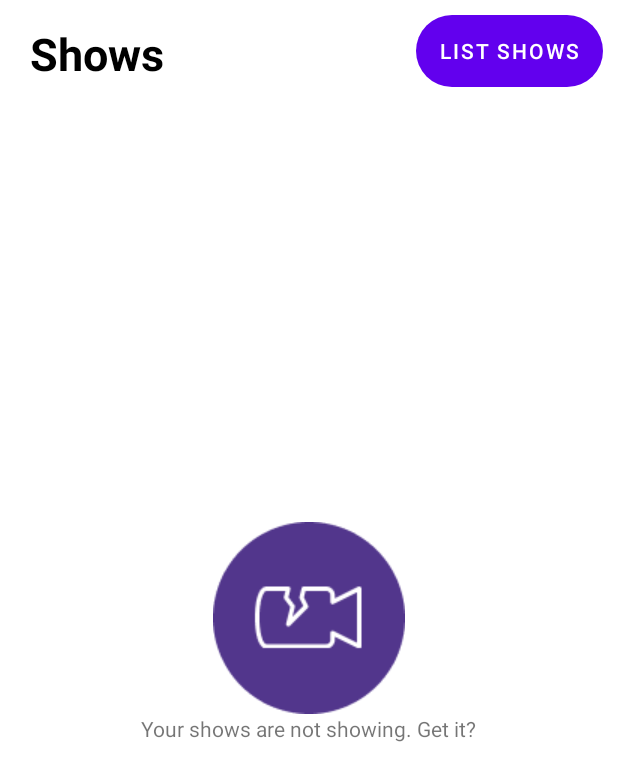
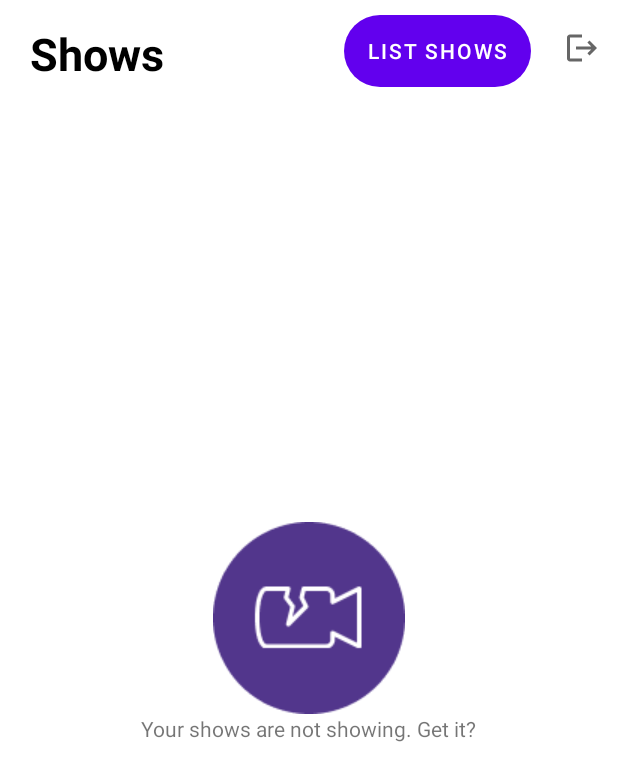
Before and after one commit to ivonamitovska/infinum-academy-shows-app-ivonamitovska, an Android app: the layout fragment_shows.xml on its own in the app's theme, with its tools: preview values and no code run, on a phone screen of 412 x 824 dp. Shown: the top 781 px of the screen. Run offline under Robolectric (Android 15) with nearby library versions, the phone set to English and light mode, and no system bars.

Commit message:
pushing assignment4

```diff
--- /dev/null
+++ b/app/src/main/res/drawable/log_out.xml
@@ -0,0 +1,11 @@
+<vector xmlns:android="http://schemas.android.com/apk/res/android"
+    android:width="24dp"
+    android:height="24dp"
+    android:viewportWidth="24"
+    android:viewportHeight="24"
+    android:tint="?attr/colorControlNormal"
+    android:autoMirrored="true">
+  <path
+      android:fillColor="@android:color/black"
+      android:pathData="M17,7l-1.41,1.41L18.17,11H8v2h10.17l-2.58,2.58L17,17l5,-5zM4,5h8V3H4c-1.1,0 -2,0.9 -2,2v14c0,1.1 0.9,2 2,2h8v-2H4V5z"/>
+</vector>
--- a/app/src/main/res/layout/activity_show_details.xml
+++ b/app/src/main/res/layout/fragment_show_details.xml
@@ -5,8 +5,7 @@
     xmlns:app="http://schemas.android.com/apk/res-auto"
     xmlns:tools="http://schemas.android.com/tools"
     android:layout_width="match_parent"
-    android:layout_height="match_parent"
-    tools:context=".ui.show_details.ShowDetailsActivity">
+    android:layout_height="match_parent">
 
     <com.google.android.material.appbar.AppBarLayout
         android:id="@+id/actionBar"
--- a/app/src/main/res/layout/activity_shows.xml
+++ b/app/src/main/res/layout/fragment_shows.xml
@@ -1,4 +1,5 @@
 <?xml version="1.0" encoding="utf-8"?>
+
 <androidx.constraintlayout.widget.ConstraintLayout
     xmlns:android="http://schemas.android.com/apk/res/android"
     xmlns:app="http://schemas.android.com/apk/res-auto"
@@ -19,6 +20,17 @@
         app:layout_constraintLeft_toLeftOf="parent"
         app:layout_constraintTop_toTopOf="parent"/>
 
+    <ImageButton
+        android:id="@+id/logOutButton"
+        android:layout_width="wrap_content"
+        android:layout_height="wrap_content"
+        android:layout_marginVertical="10dp"
+        android:contentDescription="@string/log_out_button"
+        android:backgroundTint="@color/white"
+        android:src="@drawable/log_out"
+        app:layout_constraintEnd_toEndOf="parent"
+        app:layout_constraintTop_toTopOf="parent"/>
+
     <Button
         android:id="@+id/buttonEmpty"
         android:layout_width="wrap_content"
@@ -27,7 +39,7 @@
         android:layout_marginVertical="10dp"
         android:background="@drawable/buttons_style"
         android:text="@string/list_shows"
-        app:layout_constraintRight_toRightOf="parent"
+        app:layout_constraintEnd_toStartOf="@id/logOutButton"
         app:layout_constraintTop_toTopOf="parent"/>
 
     <androidx.recyclerview.widget.RecyclerView
@@ -44,23 +56,23 @@
         android:layout_width="wrap_content"
         android:layout_height="wrap_content"
         android:text="@string/your_shows_are_not_showing_get_it"
-        app:layout_constraintTop_toBottomOf="@id/emptyImage"
+        android:visibility="visible"
+        app:layout_constraintEnd_toEndOf="parent"
         app:layout_constraintStart_toStartOf="parent"
-        app:layout_constraintEnd_toEndOf="parent"
-        android:visibility="visible"/>
+        app:layout_constraintTop_toBottomOf="@id/emptyImage"/>
 
     <ImageView
         android:id="@+id/emptyImage"
-        android:contentDescription="@string/empty_state_image"
         android:layout_width="wrap_content"
         android:layout_height="wrap_content"
+        android:contentDescription="@string/empty_state_image"
         android:src="@drawable/emptyicon"
         android:visibility="visible"
-        app:layout_constraintTop_toTopOf="parent"
         app:layout_constraintBottom_toBottomOf="parent"
         app:layout_constraintEnd_toEndOf="parent"
         app:layout_constraintStart_toStartOf="parent"
-        app:layout_constraintTop_toBottomOf="@id/buttonEmpty"/>
+        app:layout_constraintTop_toBottomOf="@id/buttonEmpty"
+        app:layout_constraintTop_toTopOf="parent"/>
 
     <androidx.constraintlayout.widget.Group
         android:id="@+id/groupId"
--- a/app/src/main/res/values/strings.xml
+++ b/app/src/main/res/values/strings.xml
@@ -23,7 +23,7 @@
     <string name="show_list_text">Shows List</string>
     <string name="empty_state_image">Empty State Image</string>
     <string name="close_review_button">Close Review Button</string>
-    <!-- TODO: Remove or change this placeholder text -->
     <string name="hello_blank_fragment">Hello blank fragment</string>
     <string name="insert_rating">Please insert rating</string>
+    <string name="log_out_button">Log out button</string>
 </resources>
--- a/build.gradle
+++ b/build.gradle
@@ -3,6 +3,7 @@ plugins {
     id 'com.android.application' version '7.2.1' apply false
     id 'com.android.library' version '7.2.1' apply false
     id 'org.jetbrains.kotlin.android' version '1.6.10' apply false
+    id 'androidx.navigation.safeargs.kotlin' version '2.5.0' apply false
 
 }
 
```
Also changed, not shown: app/build.gradle (+7 -0 lines), app/src/main/AndroidManifest.xml (+1 -10 lines), app/src/main/java/com/infinum/shows_ivona_mitovska/ui/activity/MainActivity.kt (added, +12 -0 lines), app/src/main/java/com/infinum/shows_ivona_mitovska/ui/login/model/LoginFragment.kt (renamed from app/src/main/java/com/infinum/shows_ivona_mitovska/ui/login/LoginActivity.kt, +29 -13 lines), app/src/main/java/com/infinum/shows_ivona_mitovska/ui/show_details/model/ShowDetailsFragment.kt (renamed from app/src/main/java/com/infinum/shows_ivona_mitovska/ui/show_details/ShowDetailsActivity.kt, +37 -26 lines), app/src/main/java/com/infinum/shows_ivona_mitovska/ui/shows/ShowsActivity.kt (deleted, +0 -52 lines), app/src/main/java/com/infinum/shows_ivona_mitovska/ui/shows/model/ShowsFragment.kt (added, +67 -0 lines), app/src/main/res/anim/enter_animation.xml (added, +10 -0 lines), app/src/main/res/anim/exit_animation.xml (added, +9 -0 lines), app/src/main/res/anim/pop_enter_animation.xml (added, +10 -0 lines), app/src/main/res/anim/pop_exit_animation.xml (added, +9 -0 lines), app/src/main/res/layout/activity_main.xml (added, +24 -0 lines), app/src/main/res/layout/fragment_login.xml (renamed from app/src/main/res/layout/activity_login.xml, +10 -10 lines), app/src/main/res/navigation/main.xml (added, +31 -0 lines).
